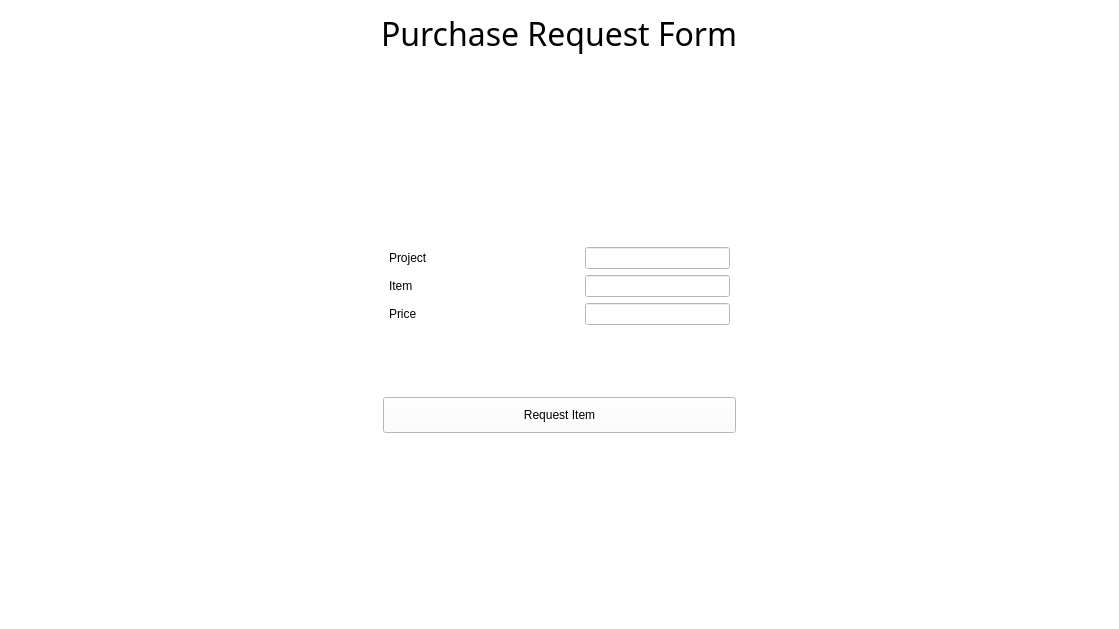
Old version of the form requestitem.ui in the repository arc-bphc/sims-gui.
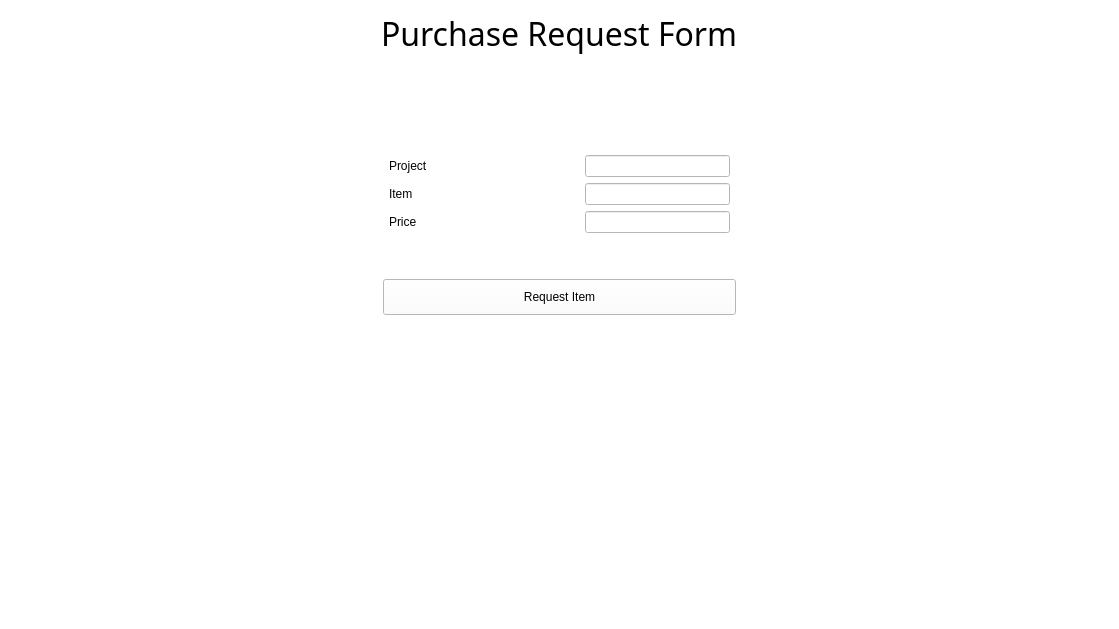
New version of the form.

```diff
--- a/requestitem.ui
+++ b/requestitem.ui
@@ -126,19 +126,6 @@
        </property>
       </spacer>
      </item>
-     <item row="3" column="0" colspan="3">
-      <spacer name="verticalSpacer_3">
-       <property name="orientation">
-        <enum>Qt::Vertical</enum>
-       </property>
-       <property name="sizeHint" stdset="0">
-        <size>
-         <width>20</width>
-         <height>40</height>
-        </size>
-       </property>
-      </spacer>
-     </item>
     </layout>
    </item>
    <item row="0" column="0">
@@ -167,6 +154,19 @@
      </property>
     </spacer>
    </item>
+   <item row="1" column="1">
+    <spacer name="verticalSpacer_2">
+     <property name="orientation">
+      <enum>Qt::Vertical</enum>
+     </property>
+     <property name="sizeHint" stdset="0">
+      <size>
+       <width>20</width>
+       <height>40</height>
+      </size>
+     </property>
+    </spacer>
+   </item>
   </layout>
   <zorder>horizontalSpacer_3</zorder>
   <zorder>horizontalSpacer_4</zorder>
```
Left out of the diff: 1 changed line with no effect on the pictures.
